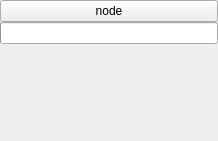
First picture: the form in resources/design/ui/Node.ui, repository jeaunrg/PyQTapp_template, before the edit.
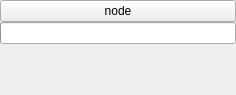
Second picture: the form after the edit.

Diff of the .ui file:
```diff
--- a/resources/design/ui/Node.ui
+++ b/resources/design/ui/Node.ui
@@ -6,8 +6,8 @@
    <rect>
     <x>0</x>
     <y>0</y>
-    <width>218</width>
-    <height>141</height>
+    <width>236</width>
+    <height>95</height>
    </rect>
   </property>
   <property name="windowTitle">
```
